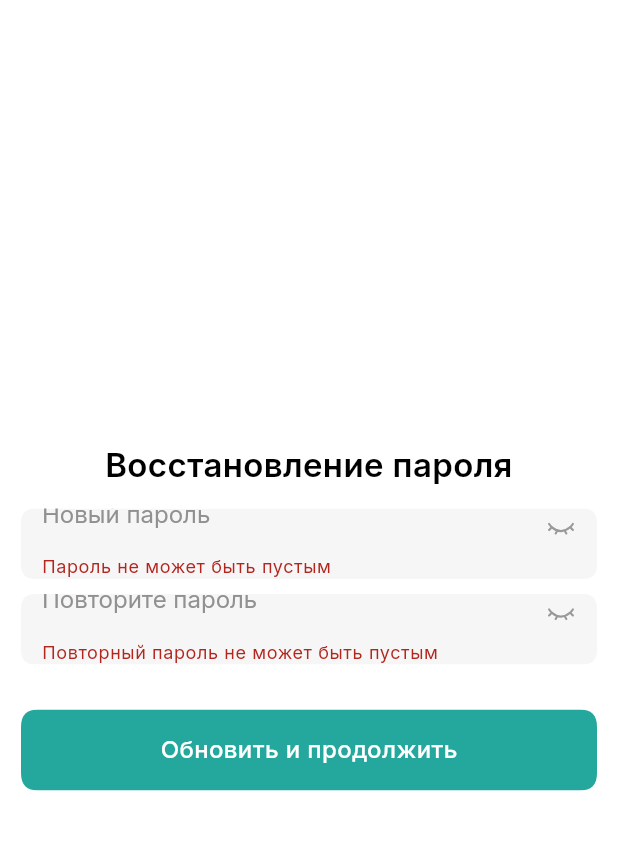
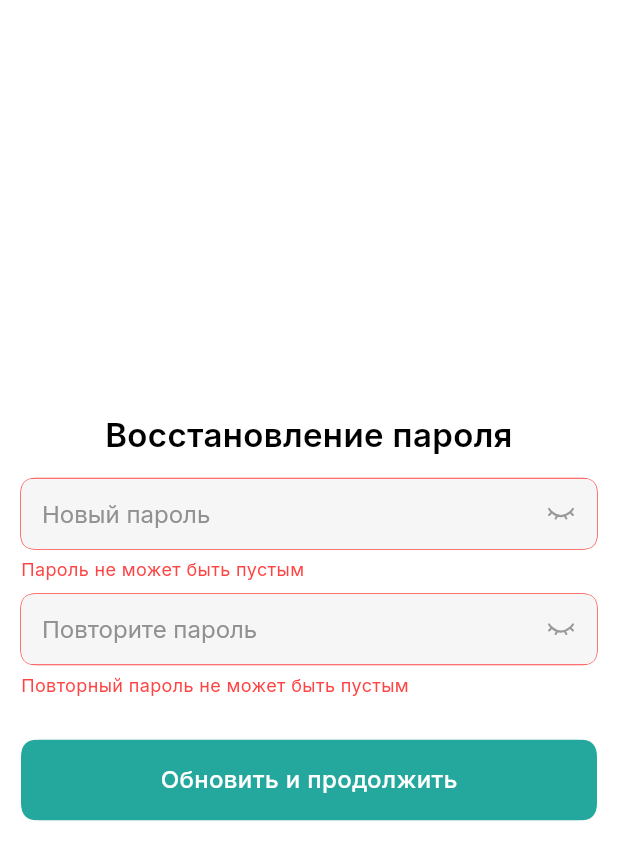
Before and after one commit to muhamed1222/front-tropa-nartov, a Flutter app: the AuthRecoveryThreeScreen screen opened directly with empty values, after a tap on "Обновить и продолжить", on a phone screen of 412 x 824 dp. Shown: the top 860 px of the screen. Run offline on Flutter 3.47's test engine with Material 3 defaults, Android fonts, the phone set to English and light mode, and no system bars; our stand-ins replace bloc, cached_network_image, dio, equatable, flutter_bloc, flutter_map and 11 more; accounts and stored records are empty; project files that could hold a hidden picture were left out.

Commit message:
авторизация

```diff
--- a/lib/core/widgets/app_input_field.dart
+++ b/lib/core/widgets/app_input_field.dart
@@ -286,10 +286,10 @@ class _AppFormFieldState extends State<AppFormField> {
             controller: widget.controller,
             onChanged: (value) {
               widget.onChanged?.call(value);
-              if (widget.validator != null) {
-                final error = widget.validator!(value);
+              // Очищаем ошибку при изменении текста, чтобы она не показывалась во время ввода
+              if (_errorText != null) {
                 setState(() {
-                  _errorText = error;
+                  _errorText = null;
                 });
               }
             },
@@ -302,8 +302,19 @@ class _AppFormFieldState extends State<AppFormField> {
             maxLength: widget.maxLength,
             enabled: widget.enabled,
             readOnly: widget.readOnly,
-            validator: widget.validator,
-            autovalidateMode: widget.autovalidateMode,
+            validator: (value) {
+              final error = widget.validator?.call(value);
+              // Обновляем _errorText для отображения ошибки
+              WidgetsBinding.instance.addPostFrameCallback((_) {
+                if (mounted) {
+                  setState(() {
+                    _errorText = error;
+                  });
+                }
+              });
+              return error;
+            },
+            autovalidateMode: widget.autovalidateMode ?? AutovalidateMode.disabled,
             cursorColor: AppDesignSystem.primaryColor, // #24a79c
             cursorWidth: 1.5, // По дизайну из Figma
             cursorHeight: 19.0, // По дизайну из Figma
--- a/lib/features/profile/presentation/pages/profile_page.dart
+++ b/lib/features/profile/presentation/pages/profile_page.dart
@@ -94,7 +94,7 @@ class _ProfilePageState extends State<ProfilePage> {
         // Перенаправляем на экран авторизации через root navigator
         Navigator.of(context, rootNavigator: true).pushAndRemoveUntil(
           MaterialPageRoute(
-            builder: (context) => const AuthAuthorizationScreen(),
+            builder: (context) => const AuthLoginScreen(),
           ),
           (route) => false,
         );
@@ -114,7 +114,7 @@ class _ProfilePageState extends State<ProfilePage> {
         // Перенаправляем на экран авторизации через root navigator
         Navigator.of(context, rootNavigator: true).pushAndRemoveUntil(
           MaterialPageRoute(
-            builder: (context) => const AuthAuthorizationScreen(),
+            builder: (context) => const AuthLoginScreen(),
           ),
           (route) => false,
         );
@@ -343,7 +343,7 @@ class _ProfilePageState extends State<ProfilePage> {
         if (!mounted) return;
         Navigator.of(context).pushAndRemoveUntil(
           MaterialPageRoute(
-            builder: (context) => const AuthAuthorizationScreen(),
+            builder: (context) => const AuthLoginScreen(),
           ),
           (route) => false,
         );
--- a/lib/features/profile/presentation/pages/profile_page_old.dart
+++ b/lib/features/profile/presentation/pages/profile_page_old.dart
@@ -376,7 +376,7 @@ class _ProfilePageState extends State<ProfilePage> {
         if (!mounted) return;
         Navigator.of(context).pushAndRemoveUntil(
           MaterialPageRoute(
-            builder: (context) => const AuthAuthorizationScreen(),
+            builder: (context) => const AuthLoginScreen(),
           ),
           (route) => false,
         );
--- a/lib/features/profile/presentation/pages/profile_page_refactored.dart
+++ b/lib/features/profile/presentation/pages/profile_page_refactored.dart
@@ -295,7 +295,7 @@ class _ProfilePageState extends State<ProfilePage> {
         if (!mounted) return;
         Navigator.of(context).pushAndRemoveUntil(
           MaterialPageRoute(
-            builder: (context) => const AuthAuthorizationScreen(),
+            builder: (context) => const AuthLoginScreen(),
           ),
           (route) => false,
         );
--- a/lib/features/profile/presentation/widgets/edit_profile_page.dart
+++ b/lib/features/profile/presentation/widgets/edit_profile_page.dart
@@ -469,7 +469,7 @@ class _EditProfilePageState extends State<EditProfilePage> {
                                 if (!context.mounted) return;
                                 Navigator.of(context).pushAndRemoveUntil(
                                   MaterialPageRoute(
-                                    builder: (context) => const AuthAuthorizationScreen(),
+                                    builder: (context) => const AuthLoginScreen(),
                                   ),
                                   (route) => false,
                                 );
--- a/lib/screens/auth/recovery_screen_3.dart
+++ b/lib/screens/auth/recovery_screen_3.dart
@@ -1,14 +1,15 @@
 import 'package:flutter/material.dart';
-import '../../../config/app_config.dart';
 import '../../../core/constants/app_text_styles.dart';
 import '../../../core/constants/auth_constants.dart';
 import '../../../core/widgets/app_input_field.dart';
 import '../../../core/widgets/primary_button.dart';
 import '../../../utils/auth_validator.dart';
 import '../../../core/errors/api_error_handler.dart';
+import '../../../services/api_service.dart';
+import '../../../services/auth_service.dart';
+import '../../../core/widgets/app_snackbar.dart';
 import 'package:tropanartov/features/home/presentation/pages/home_page.dart';
-import 'package:http/http.dart' as http;
-import 'dart:convert';
+import 'login_screen.dart';
 
 class AuthRecoveryThreeScreen extends StatefulWidget {
   final String email;
@@ -61,45 +62,42 @@ class _AuthRecoveryThreeScreenState extends State<AuthRecoveryThreeScreen> {
     });
 
     try {
-      final response = await http.post(
-        Uri.parse('${AppConfig.baseUrl}/auth/reset-password'),
-        headers: {'Content-Type': 'application/json'},
-        body: json.encode({
-          'token': widget.resetToken,
-          'password': _newpasswordController.text.trim(),
-        }),
-      ).timeout(const Duration(seconds: 10));
+      final newPassword = _newpasswordController.text.trim();
 
-      if (response.statusCode == 200) {
-        // Показываем сообщение об успехе
+      // 1. Сбрасываем пароль
+      await ApiService.resetPassword(widget.resetToken, newPassword);
+
+      // 2. Автоматически входим с новым паролем
+      try {
+        final loginResponse = await ApiService.login(widget.email, newPassword);
+        await AuthService.saveToken(loginResponse.token);
+        await AuthService.saveUser(loginResponse.user);
+
         if (mounted) {
-          ScaffoldMessenger.of(context).showSnackBar(
-            const SnackBar(
-              content: Text('Пароль успешно изменен'),
-              backgroundColor: Colors.green,
-              behavior: SnackBarBehavior.floating,
-              margin: EdgeInsets.all(16),
-            ),
-          );
-        }
+          // Показываем сообщение об успехе
+          AppSnackBar.showSuccess(context, 'Пароль успешно изменен');
 
-        // Переходим на главную страницу
-        if (mounted) {
+          // Переходим на главную страницу
           Navigator.of(context).pushAndRemoveUntil(
             MaterialPageRoute(builder: (_) => const HomePage()),
             (route) => false,
           );
         }
-      } else {
-        final errorData = json.decode(response.body);
+      } catch (loginError) {
+        // Если автоматический вход не удался, все равно показываем успех
+        // и перенаправляем на экран входа
         if (mounted) {
-          ScaffoldMessenger.of(context).showSnackBar(
-            SnackBar(
-              content: Text(errorData['error'] ?? 'Ошибка сброса пароля'),
-              backgroundColor: AuthConstants.errorColor,
-              behavior: SnackBarBehavior.floating,
-              margin: const EdgeInsets.all(16),
+          AppSnackBar.showSuccess(
+            context,
+            'Пароль успешно изменен. Пожалуйста, войдите с новым паролем.',
+          );
+
+          // Перенаправляем на экран входа
+          Navigator.of(context).pushAndRemoveUntil(
+            MaterialPageRoute(
+              builder: (_) => const AuthLoginScreen(),
             ),
+            (route) => false,
           );
         }
       }
@@ -109,14 +107,7 @@ class _AuthRecoveryThreeScreenState extends State<AuthRecoveryThreeScreen> {
             ? e.message
             : 'Ошибка подключения. Проверьте интернет и попробуйте снова.';
 
-        ScaffoldMessenger.of(context).showSnackBar(
-          SnackBar(
-            content: Text(errorMessage),
-            backgroundColor: AuthConstants.errorColor,
-            behavior: SnackBarBehavior.floating,
-            margin: const EdgeInsets.all(16),
-          ),
-        );
+        AppSnackBar.showError(context, errorMessage);
       }
     } finally {
       if (mounted) {
@@ -154,7 +145,7 @@ class _AuthRecoveryThreeScreenState extends State<AuthRecoveryThreeScreen> {
       body: SafeArea(
         child: Center(
         child: Padding(
-          padding: const EdgeInsets.all(14.0),
+          padding: EdgeInsets.all(AuthConstants.paddingHorizontal),
           child: Column(
             mainAxisAlignment: MainAxisAlignment.center,
             crossAxisAlignment: CrossAxisAlignment.center,
--- a/lib/screens/welcome_screen/favorite_welcome_screen.dart
+++ b/lib/screens/welcome_screen/favorite_welcome_screen.dart
@@ -140,7 +140,7 @@ class _FavoriteWelcomeScreenState extends State<FavoriteWelcomeScreen> {
                         height: 51,
                         child: TextButton(
                           onPressed: () {
-                            _replaceWithFade(context, const AuthAuthorizationScreen());
+                            _replaceWithFade(context, const AuthLoginScreen());
                           },
                           style: TextButton.styleFrom(
                             backgroundColor: AppDesignSystem.backgroundColorSecondary,
--- a/lib/screens/welcome_screen/mountain_splash_screen.dart
+++ b/lib/screens/welcome_screen/mountain_splash_screen.dart
@@ -28,7 +28,7 @@ class _MountainSplashScreenState extends State<MountainSplashScreen> {
         context,
         PageRouteBuilder(
           pageBuilder: (context, animation, secondaryAnimation) =>
-            const AuthAuthorizationScreen(),
+            const AuthLoginScreen(),
           transitionsBuilder: (context, animation, secondaryAnimation, child) {
             const curve = Curves.easeInOut;
 
--- a/lib/screens/welcome_screen/route_welcome_screen.dart
+++ b/lib/screens/welcome_screen/route_welcome_screen.dart
@@ -166,7 +166,7 @@ class _RouteWelcomeScreenState extends State<RouteWelcomeScreen> {
                         height: 51,
                         child: TextButton(
                           onPressed: () {
-                            _replaceWithFade(context, const AuthAuthorizationScreen());
+                            _replaceWithFade(context, const AuthLoginScreen());
                           },
                           style: TextButton.styleFrom(
                             backgroundColor: AppDesignSystem.backgroundColorSecondary,
--- a/lib/screens/welcome_screen/welcome_screen.dart
+++ b/lib/screens/welcome_screen/welcome_screen.dart
@@ -271,7 +271,7 @@ class _WelcomeScreenState extends State<WelcomeScreen> with SingleTickerProvider
                         height: 51,
                         child: TextButton(
                           onPressed: () {
-                            _replaceWithFade(context, const AuthAuthorizationScreen());
+                            _replaceWithFade(context, const AuthLoginScreen());
                           },
                           style: TextButton.styleFrom(
                             backgroundColor: AppDesignSystem.backgroundColorSecondary,
```
Also changed, not shown: lib/screens/auth/login_screen.dart (+10 -6 lines), lib/screens/auth/recovery_screen_1.dart (+7 -36 lines), lib/screens/auth/recovery_screen_2.dart (+125 -44 lines), lib/screens/auth/registration_screen.dart (+10 -6 lines), lib/services/api_service.dart (+63 -0 lines), lib/utils/auth_validator.dart (+7 -7 lines), 1 other file.
